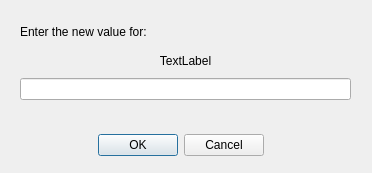
Above: src/Mod/TechDraw/Gui/DlgTemplateField.ui from berndhahnebach/All_FreeCAD before the change. Below: the same form after it.
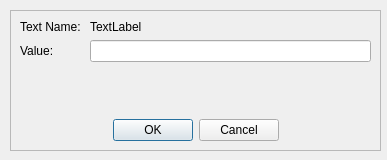
That is the form after the change.

```diff
--- a/src/Mod/TechDraw/Gui/DlgTemplateField.ui
+++ b/src/Mod/TechDraw/Gui/DlgTemplateField.ui
@@ -9,8 +9,8 @@
    <rect>
     <x>0</x>
     <y>0</y>
-    <width>372</width>
-    <height>173</height>
+    <width>387</width>
+    <height>160</height>
    </rect>
   </property>
   <property name="windowTitle">
@@ -19,56 +19,80 @@
   <property name="modal">
    <bool>true</bool>
   </property>
-  <widget class="QDialogButtonBox" name="bbButtons">
+  <widget class="QFrame" name="frame">
    <property name="geometry">
     <rect>
      <x>10</x>
-     <y>130</y>
-     <width>341</width>
-     <height>31</height>
+     <y>10</y>
+     <width>371</width>
+     <height>141</height>
     </rect>
    </property>
-   <property name="orientation">
-    <enum>Qt::Horizontal</enum>
+   <property name="sizePolicy">
+    <sizepolicy hsizetype="Preferred" vsizetype="Preferred">
+     <horstretch>0</horstretch>
+     <verstretch>0</verstretch>
+    </sizepolicy>
    </property>
-   <property name="standardButtons">
-    <set>QDialogButtonBox::Cancel|QDialogButtonBox::Ok</set>
+   <property name="frameShape">
+    <enum>QFrame::StyledPanel</enum>
    </property>
-   <property name="centerButtons">
-    <bool>true</bool>
+   <property name="frameShadow">
+    <enum>QFrame::Raised</enum>
    </property>
-  </widget>
   <widget class="QWidget" name="verticalLayoutWidget">
    <property name="geometry">
     <rect>
-     <x>20</x>
-     <y>20</y>
-     <width>331</width>
-     <height>80</height>
+      <x>10</x>
+      <y>10</y>
+      <width>351</width>
+      <height>121</height>
     </rect>
    </property>
    <layout class="QVBoxLayout" name="verticalLayout">
     <item>
+      <layout class="QFormLayout" name="formLayout">
+       <item row="0" column="0">
      <widget class="QLabel" name="lblMsg">
       <property name="text">
-       <string>Enter the new value for: </string>
+          <string>Text Name: </string>
       </property>
      </widget>
     </item>
-    <item>
+       <item row="0" column="1">
      <widget class="QLabel" name="lblName">
       <property name="text">
        <string>TextLabel</string>
       </property>
-      <property name="alignment">
-       <set>Qt::AlignCenter</set>
+        </widget>
+       </item>
+       <item row="1" column="0">
+        <widget class="QLabel" name="label">
+         <property name="text">
+          <string>Value:</string>
       </property>
      </widget>
     </item>
-    <item>
+       <item row="1" column="1">
      <widget class="QLineEdit" name="leInput"/>
     </item>
    </layout>
+     </item>
+     <item>
+      <widget class="QDialogButtonBox" name="bbButtons">
+       <property name="orientation">
+        <enum>Qt::Horizontal</enum>
+       </property>
+       <property name="standardButtons">
+        <set>QDialogButtonBox::Cancel|QDialogButtonBox::Ok</set>
+       </property>
+       <property name="centerButtons">
+        <bool>true</bool>
+       </property>
+      </widget>
+     </item>
+    </layout>
+   </widget>
   </widget>
  </widget>
  <resources/>
```
Left out of the diff: 16 changed lines with no effect on the pictures. Lines whose indentation alone changed are shown as unchanged.
